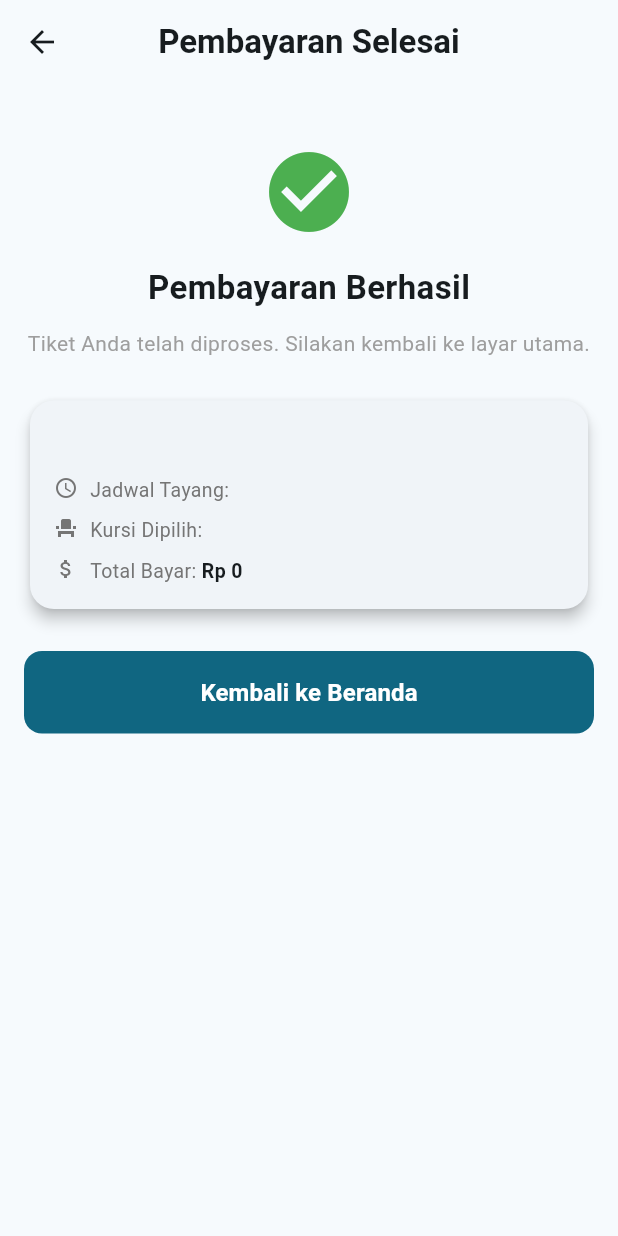
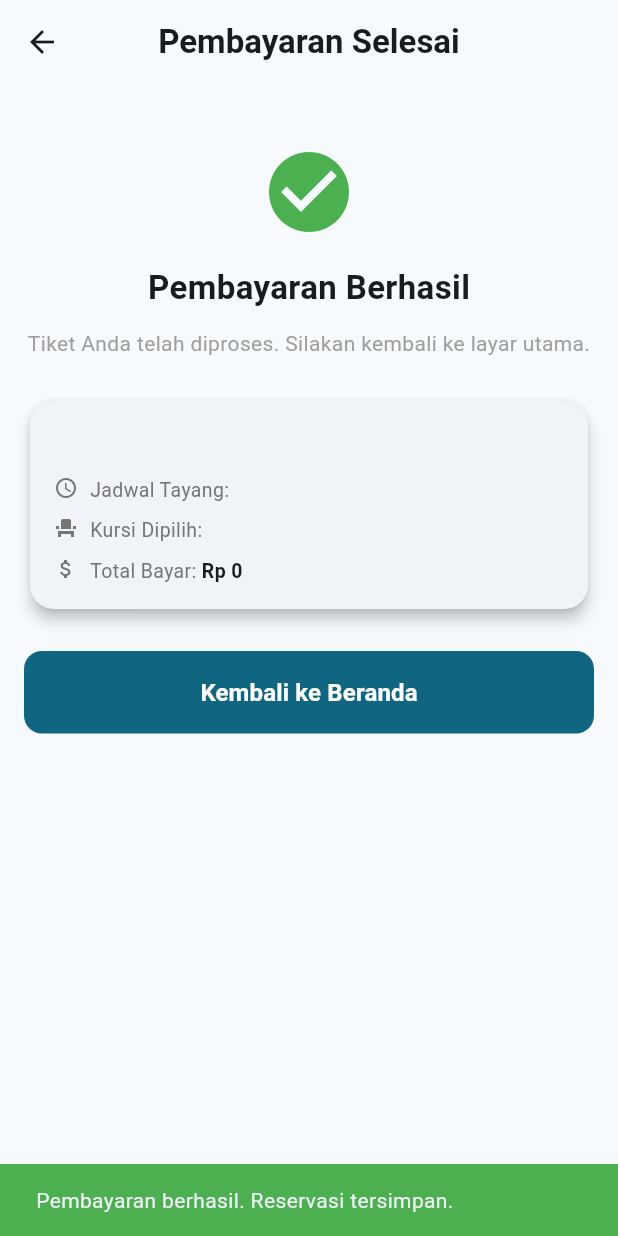
Before and after one commit to Noctissinnit/bioskop, a Flutter app: the PaymentScreen screen opened directly with empty values, after a tap on "Bayar Sekarang", on a phone screen of 412 x 824 dp. Run offline on Flutter 3.47's test engine with Material 3 defaults, Android fonts, the phone set to English and light mode, and no system bars; our stand-ins replace cloud_firestore, firebase_auth, firebase_core; accounts and stored records are empty.

Commit message:
feat: implement reservation model and service for handling movie reservations

```diff
--- /dev/null
+++ b/lib/models/reservations.dart
@@ -0,0 +1,32 @@
+
+class Reservation {
+  final String userId;
+  final String movieId;
+  final String movieTitle;
+  final List<String> seats;
+  final int totalPrice;
+  final String showtime;
+  final DateTime createdAt;
+
+  Reservation({
+    required this.userId,
+    required this.movieId,
+    required this.movieTitle,
+    required this.seats,
+    required this.totalPrice,
+    required this.showtime,
+    required this.createdAt,
+  });
+
+  Map<String, dynamic> toMap() {
+    return {
+      'userId': userId,
+      'movieId': movieId,
+      'movieTitle': movieTitle,
+      'seats': seats,
+      'totalPrice': totalPrice,
+      'showtime': showtime,
+      'createdAt': createdAt,
+    };
+  }
+}
--- a/lib/screens/payment_screen.dart
+++ b/lib/screens/payment_screen.dart
@@ -1,4 +1,7 @@
+import 'package:bioskop/models/reservations.dart';
+import 'package:bioskop/services/reservation_service.dart';
 import 'package:flutter/material.dart';
+import 'package:firebase_auth/firebase_auth.dart';
 import '../models/movie.dart';
 
 class PaymentScreen extends StatefulWidget {
@@ -20,16 +23,38 @@ class PaymentScreen extends StatefulWidget {
 }
 
 class _PaymentScreenState extends State<PaymentScreen> {
+  final ReservationService _reservationService = ReservationService();
   bool _isLoading = false;
   bool _isPaid = false;
 
   void _processPayment() async {
+    final currentUser = FirebaseAuth.instance.currentUser;
+    if (currentUser == null) {
+      ScaffoldMessenger.of(context).showSnackBar(
+        const SnackBar(
+          content: Text('Silakan login terlebih dahulu untuk menyelesaikan reservasi.'),
+          backgroundColor: Colors.red,
+        ),
+      );
+      return;
+    }
+
     setState(() {
       _isLoading = true;
     });
 
-    await Future.delayed(const Duration(milliseconds: 1200));
+    final reservation = Reservation(
+      userId: currentUser.uid,
+      movieId: widget.movie.id,
+      movieTitle: widget.movie.title,
+      seats: widget.selectedSeats,
+      totalPrice: widget.totalPrice,
+      showtime: widget.showtime,
+      createdAt: DateTime.now(),
+    );
 
+    try {
+      await _reservationService.addReservation(reservation);
       if (!mounted) return;
 
       setState(() {
@@ -39,10 +64,24 @@ class _PaymentScreenState extends State<PaymentScreen> {
 
       ScaffoldMessenger.of(context).showSnackBar(
         const SnackBar(
-        content: Text('Pembayaran berhasil. Tiket Anda telah diproses.'),
+          content: Text('Pembayaran berhasil. Reservasi tersimpan.'),
           backgroundColor: Colors.green,
         ),
       );
+    } catch (error) {
+      if (!mounted) return;
+
+      setState(() {
+        _isLoading = false;
+      });
+
+      ScaffoldMessenger.of(context).showSnackBar(
+        SnackBar(
+          content: Text('Terjadi kesalahan saat menyimpan reservasi: $error'),
+          backgroundColor: Colors.red,
+        ),
+      );
+    }
   }
 
   @override
--- a/lib/screens/seat_selection.dart
+++ b/lib/screens/seat_selection.dart
@@ -6,11 +6,7 @@ class SeatSelection extends StatefulWidget {
   final Movie movie;
   final String showtime;
 
-  const SeatSelection({
-    super.key,
-    required this.movie,
-    required this.showtime,
-  });
+  const SeatSelection({super.key, required this.movie, required this.showtime});
 
   @override
   State<SeatSelection> createState() => _SeatSelectionState();
@@ -22,20 +18,21 @@ class _SeatSelectionState extends State<SeatSelection> {
 
   // Daftar kursi yang sudah terisi / terbooking secara statis
   final List<String> _occupiedSeats = [
-    'A3', 'A4',
-    'B5', 'B6',
+    'A3',
+    'A4',
+    'B5',
+    'B6',
     'C2',
-    'D7', 'D8',
-    'E1', 'E4'
+    'D7',
+    'D8',
+    'E1',
+    'E4',
   ];
 
-  // Harga tiket bioskop statis per kursi
   final int _ticketPrice = 45000;
 
-  // Daftar baris kursi bioskop (A sampai F)
   final List<String> _rows = ['A', 'B', 'C', 'D', 'E', 'F'];
 
-  // Jumlah kolom kursi bioskop (1 sampai 8)
   final int _columns = 8;
 
   // Fungsi pembantu untuk mendapatkan warna kursi berdasarkan statusnya
@@ -84,6 +81,22 @@ class _SeatSelectionState extends State<SeatSelection> {
     });
   }
 
+  void _navigateToPayment() {
+    int total = _selectedSeats.length * _ticketPrice;
+
+    Navigator.push(
+      context,
+      MaterialPageRoute(
+        builder: (context) => PaymentScreen(
+          movie: widget.movie,
+          showtime: widget.showtime,
+          selectedSeats: _selectedSeats,
+          totalPrice: total,
+        ),
+      ),
+    );
+  }
+
   @override
   Widget build(BuildContext context) {
     int totalPrice = _selectedSeats.length * _ticketPrice;
@@ -100,8 +113,13 @@ class _SeatSelectionState extends State<SeatSelection> {
         children: [
           // 1. Informasi Film Ringkas di Bagian Atas
           Container(
-            padding: const EdgeInsets.symmetric(horizontal: 16.0, vertical: 12.0),
-            color: Theme.of(context).colorScheme.primaryContainer.withOpacity(0.3),
+            padding: const EdgeInsets.symmetric(
+              horizontal: 16.0,
+              vertical: 12.0,
+            ),
+            color: Theme.of(
+              context,
+            ).colorScheme.primaryContainer.withOpacity(0.3),
             child: Row(
               children: [
                 // Icon Tiket Kecil
@@ -139,11 +157,19 @@ class _SeatSelectionState extends State<SeatSelection> {
                 ),
                 // Jam Tayang
                 Container(
-                  padding: const EdgeInsets.symmetric(horizontal: 12, vertical: 6),
+                  padding: const EdgeInsets.symmetric(
+                    horizontal: 12,
+                    vertical: 6,
+                  ),
                   decoration: BoxDecoration(
-                    color: Theme.of(context).colorScheme.primary.withOpacity(0.1),
+                    color: Theme.of(
+                      context,
+                    ).colorScheme.primary.withOpacity(0.1),
                     borderRadius: BorderRadius.circular(20),
-                    border: Border.all(color: Theme.of(context).colorScheme.primary, width: 1),
+                    border: Border.all(
+                      color: Theme.of(context).colorScheme.primary,
+                      width: 1,
+                    ),
                   ),
                   child: Text(
                     widget.showtime,
@@ -170,11 +196,23 @@ class _SeatSelectionState extends State<SeatSelection> {
                   style: TextStyle(fontWeight: FontWeight.bold, fontSize: 13),
                 ),
                 const SizedBox(height: 8),
-                _buildLegendItem(Colors.white, Colors.grey.shade400, 'Tersedia'),
+                _buildLegendItem(
+                  Colors.white,
+                  Colors.grey.shade400,
+                  'Tersedia',
+                ),
                 const SizedBox(height: 6),
-                _buildLegendItem(Theme.of(context).colorScheme.primary, Theme.of(context).colorScheme.primary, 'Pilihan Anda'),
+                _buildLegendItem(
+                  Theme.of(context).colorScheme.primary,
+                  Theme.of(context).colorScheme.primary,
+                  'Pilihan Anda',
+                ),
                 const SizedBox(height: 6),
-                _buildLegendItem(Colors.red.shade300, Colors.red.shade400, 'Sudah Terisi'),
+                _buildLegendItem(
+                  Colors.red.shade300,
+                  Colors.red.shade400,
+                  'Sudah Terisi',
+                ),
               ],
             ),
           ),
@@ -185,7 +223,6 @@ class _SeatSelectionState extends State<SeatSelection> {
           Column(
             children: [
               // Efek Cahaya Layar
-
               const SizedBox(height: 4),
               // Teks Layar
               Text(
@@ -201,7 +238,6 @@ class _SeatSelectionState extends State<SeatSelection> {
           ),
 
           const SizedBox(height: 24),
-
 
           Expanded(
             child: SingleChildScrollView(
@@ -333,22 +369,7 @@ class _SeatSelectionState extends State<SeatSelection> {
                     SizedBox(
                       width: double.infinity,
                       child: FilledButton(
-                        onPressed: _selectedSeats.isEmpty
-                            ? null
-                            : () {
-                                // Arahkan ke PaymentScreen sesuai alur bisnis flowchart
-                                Navigator.push(
-                                  context,
-                                  MaterialPageRoute(
-                                    builder: (context) => PaymentScreen(
-                                      movie: widget.movie,
-                                      showtime: widget.showtime,
-                                      selectedSeats: _selectedSeats,
-                                      totalPrice: totalPrice,
-                                    ),
-                                  ),
-                                );
-                              },
+                        onPressed: _selectedSeats.isEmpty ? null : _navigateToPayment,
                         style: FilledButton.styleFrom(
                           padding: const EdgeInsets.symmetric(vertical: 16),
                           shape: RoundedRectangleBorder(
@@ -393,7 +414,6 @@ class _SeatSelectionState extends State<SeatSelection> {
     );
   }
 
-
   // Widget Kursi Utama Interaktif
   Widget _buildInteractiveSeat(String row, int col) {
     String seatCode = '$row$col';
@@ -412,10 +432,12 @@ class _SeatSelectionState extends State<SeatSelection> {
           boxShadow: _selectedSeats.contains(seatCode)
               ? [
                   BoxShadow(
-                    color: Theme.of(context).colorScheme.primary.withOpacity(0.3),
+                    color: Theme.of(
+                      context,
+                    ).colorScheme.primary.withOpacity(0.3),
                     blurRadius: 4,
                     spreadRadius: 1,
-                  )
+                  ),
                 ]
               : null,
         ),
@@ -428,8 +450,8 @@ class _SeatSelectionState extends State<SeatSelection> {
               color: _occupiedSeats.contains(seatCode)
                   ? Colors.white
                   : _selectedSeats.contains(seatCode)
-                      ? Colors.white
-                      : Colors.black,
+                  ? Colors.white
+                  : Colors.black,
             ),
           ),
         ),
--- /dev/null
+++ b/lib/services/reservation_service.dart
@@ -0,0 +1,14 @@
+import 'package:bioskop/models/reservations.dart';
+import 'package:cloud_firestore/cloud_firestore.dart';
+
+class ReservationService {
+  final FirebaseFirestore _firestore = FirebaseFirestore.instance;
+
+  Future<void> addReservation(Reservation reservation) async {
+    try {
+      await _firestore.collection('reservations').add(reservation.toMap());
+    } catch (e) {
+      throw "Gagal Melakukan Reservasi !";
+    }
+  }
+}
```
Lines whose indentation alone changed are shown as unchanged.
